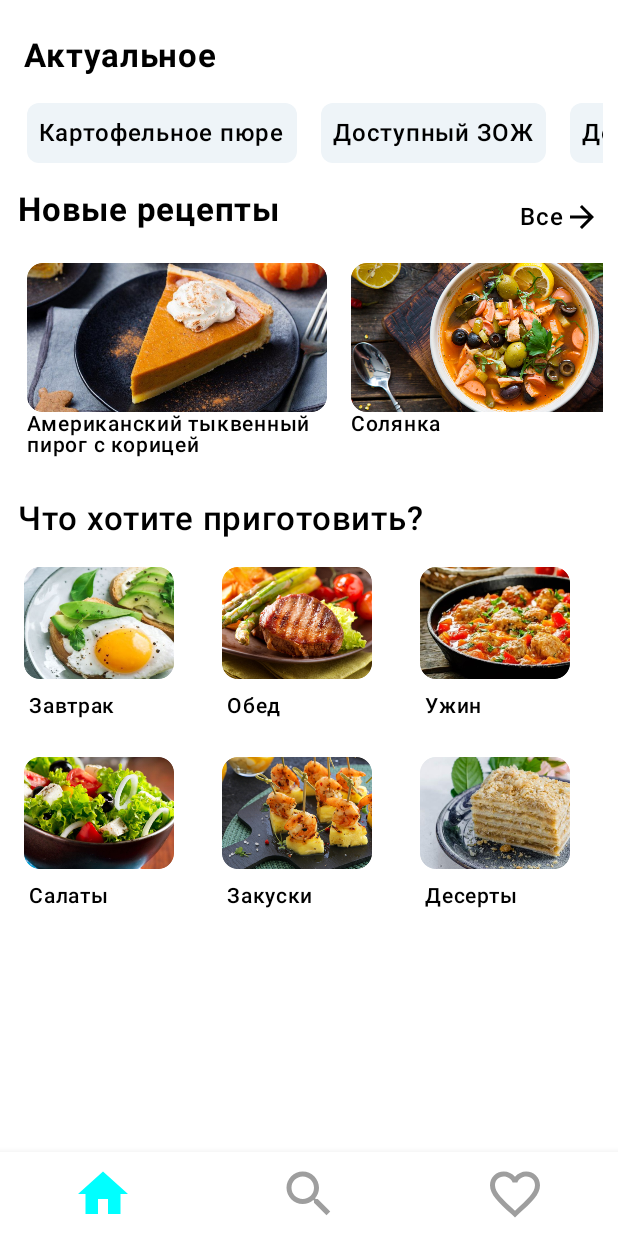
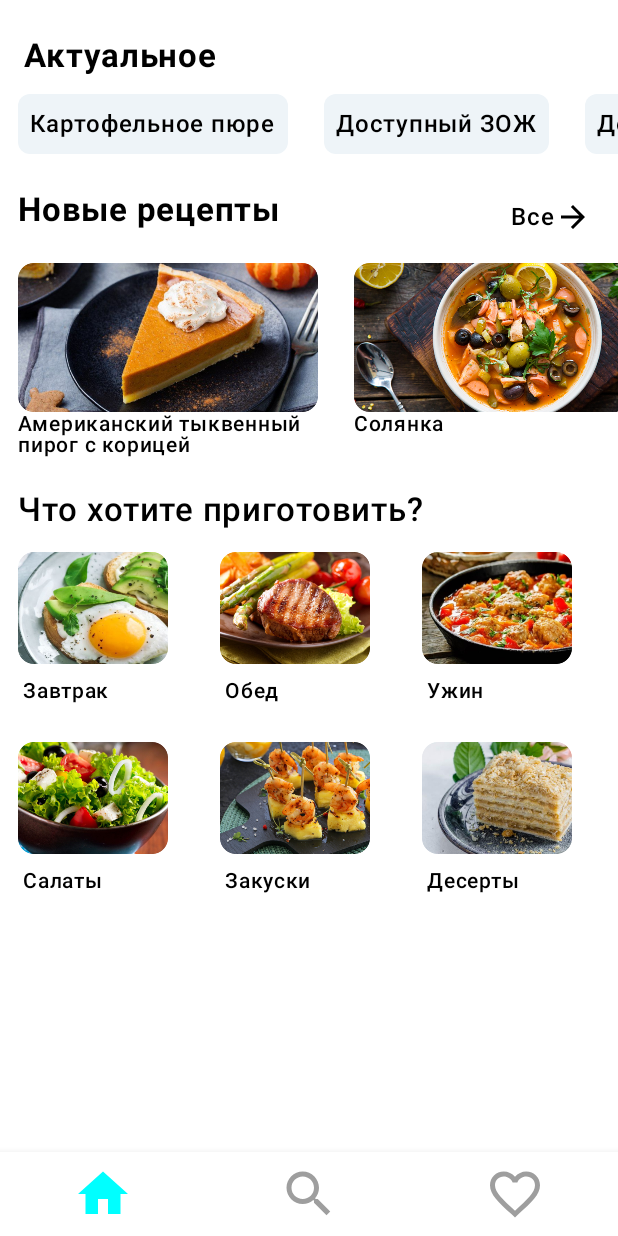
Before and after one commit to angryWilly/MasterChiefApp, an Android app built with Jetpack Compose: the screen it shows after launch (MainActivity), after a tap on "Все", on a phone screen of 412 x 824 dp. Run offline under Robolectric (Android 15) with nearby library versions, the phone set to English and light mode, and no system bars.

Commit message:
minor fixes for All button

```diff
--- a/app/src/main/java/com/example/abobusteam/screens/homePage/Actuals.kt
+++ b/app/src/main/java/com/example/abobusteam/screens/homePage/Actuals.kt
@@ -39,10 +39,7 @@ fun SetupActuals() {
         "Филе де Лизюргерс"
     )
 
-    LazyRow(
-        modifier = Modifier
-            .padding(10.dp)
-    ) {
+    LazyRow {
         itemsIndexed(stepsActual) { _: Int, item ->
             StepsActual(item)
         }
@@ -54,7 +51,7 @@ fun StepsActual(actuals: String) {
     val context = LocalContext.current
     Row(
         modifier = Modifier
-            .padding(8.dp)
+            .padding(12.dp)
     ) {
         Box(
             contentAlignment = Alignment.CenterStart,
--- a/app/src/main/java/com/example/abobusteam/screens/homePage/LikeToCook.kt
+++ b/app/src/main/java/com/example/abobusteam/screens/homePage/LikeToCook.kt
@@ -48,7 +48,7 @@ fun SetupWouldYouWantToCook() {
     LazyVerticalStaggeredGrid(
         columns = StaggeredGridCells.Fixed(3),
         modifier = Modifier.fillMaxSize(),
-        contentPadding = PaddingValues(16.dp),
+        contentPadding = PaddingValues(12.dp),
         horizontalArrangement = Arrangement.spacedBy(16.dp),
         verticalItemSpacing = 16.dp
     ) {
--- a/app/src/main/java/com/example/abobusteam/screens/homePage/NewRecipes.kt
+++ b/app/src/main/java/com/example/abobusteam/screens/homePage/NewRecipes.kt
@@ -4,6 +4,7 @@ import android.widget.Toast
 import androidx.compose.foundation.Image
 import androidx.compose.foundation.clickable
 import androidx.compose.foundation.layout.Arrangement
+import androidx.compose.foundation.layout.Box
 import androidx.compose.foundation.layout.Column
 import androidx.compose.foundation.layout.Row
 import androidx.compose.foundation.layout.Spacer
@@ -16,6 +17,7 @@ import androidx.compose.foundation.shape.RoundedCornerShape
 import androidx.compose.material3.Icon
 import androidx.compose.material3.Text
 import androidx.compose.runtime.Composable
+import androidx.compose.ui.Alignment
 import androidx.compose.ui.Modifier
 import androidx.compose.ui.draw.clip
 import androidx.compose.ui.graphics.painter.Painter
@@ -29,24 +31,36 @@ import com.example.abobusteam.R
 
 @Composable
 fun SetupNewRecipes() {
-    Row (
-        horizontalArrangement = Arrangement.Center
-    ){
+    Row(
+        horizontalArrangement = Arrangement.Center,
+        modifier = Modifier
+            .padding(top = 12.dp,
+                end = 12.dp,
+                start = 12.dp)
+    ) {
         Text(
             text = "Новые рецепты",
             fontSize = 22.sp,
             fontWeight = FontWeight.Bold,
-            modifier = Modifier
-                .padding(start = 12.dp)
         )
 
         Spacer(modifier = Modifier.weight(1f))
 
-        Row (
+        val context = LocalContext.current
+        Box(
+            contentAlignment = Alignment.Center,
             modifier = Modifier
-                .padding(end = 12.dp, top = 6.dp)
-                .clickable {  }
+                .clip(shape = RoundedCornerShape(size = 8.dp))
+                .clickable {
+                    Toast
+                        .makeText(context, "Все", Toast.LENGTH_SHORT)
+                        .show()
+                }
+        ) {
 
+            Row(
+                modifier = Modifier
+                    .padding(6.dp)
             ) {
                 Text(
                     text = "Все",
@@ -61,6 +75,7 @@ fun SetupNewRecipes() {
 
             }
         }
+    }
 
     val newRecipes: List<Recipe> = listOf(
         Recipe(painterResource(id = R.drawable.pie_usa), "Американский тыквенный пирог с корицей"),
@@ -69,10 +84,7 @@ fun SetupNewRecipes() {
         Recipe(painterResource(id = R.drawable.solyanka), "Суп)"),
     )
 
-    LazyRow(
-        modifier = Modifier
-            .padding(10.dp)
-    ) {
+    LazyRow {
         itemsIndexed(newRecipes) { _: Int, item ->
             StepsRecipes(item)
         }
@@ -83,7 +95,7 @@ fun SetupNewRecipes() {
 fun StepsRecipes(recipe: Recipe) {
     Row(
         modifier = Modifier
-            .padding(8.dp)
+            .padding(12.dp)
     ) {
         Column {
             val context = LocalContext.current
```
Lines whose indentation alone changed are shown as unchanged.
